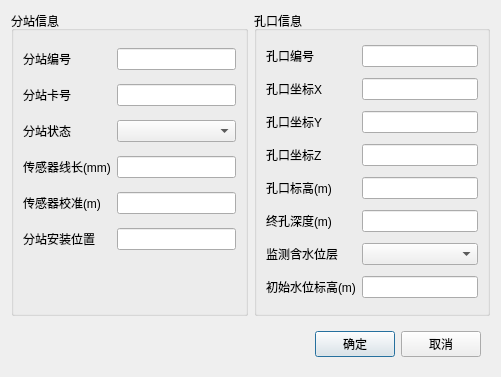
Before: the Qt Designer form SWJC_Test/equipmentDialog.ui in wangxg2github/test, drawn with Qt 5.
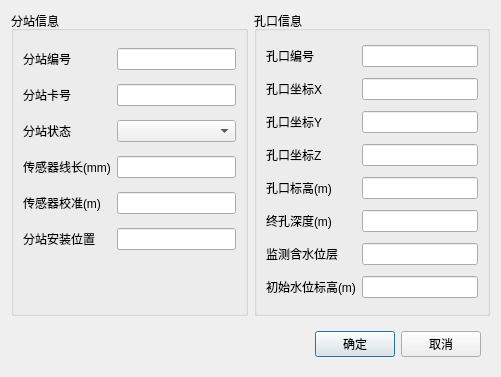
After: the same form once the commit is applied.

Patch:
```diff
--- a/SWJC_Test/equipmentDialog.ui
+++ b/SWJC_Test/equipmentDialog.ui
@@ -19,8 +19,8 @@
   <property name="windowTitle">
    <string>Dialog</string>
   </property>
-  <layout class="QVBoxLayout" name="verticalLayout">
-   <item>
+  <layout class="QGridLayout" name="gridLayout_3">
+   <item row="0" column="0">
     <layout class="QHBoxLayout" name="horizontalLayout">
      <item>
       <widget class="QGroupBox" name="groupBox">
@@ -181,7 +181,7 @@
          </widget>
         </item>
         <item row="6" column="1">
-         <widget class="QComboBox" name="comBo_geological"/>
+         <widget class="QLineEdit" name="lineEdit_geological"/>
         </item>
         <item row="7" column="0">
          <widget class="QLabel" name="label_23">
```
Left out of the diff: 48 changed lines with no effect on the pictures.
